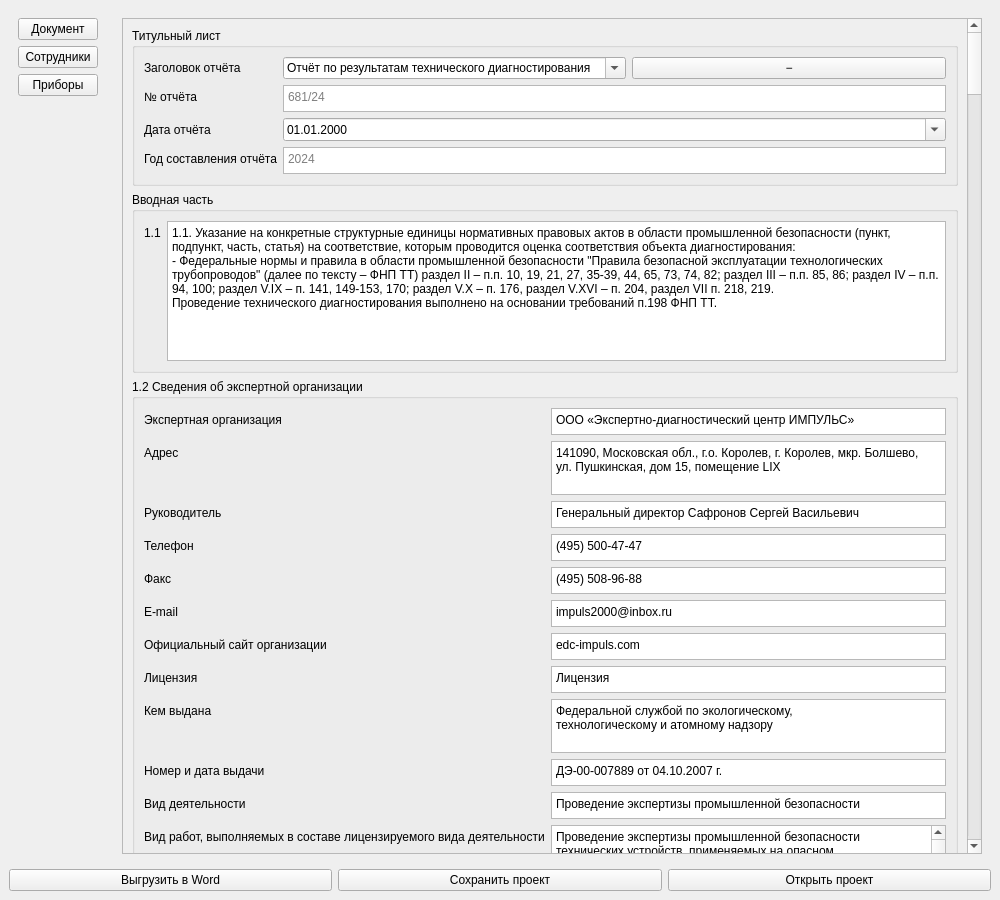
Old version of the form src/ui/designer/pipeline_window.ui in the repository bordaregos/Voskresensk_ballons.
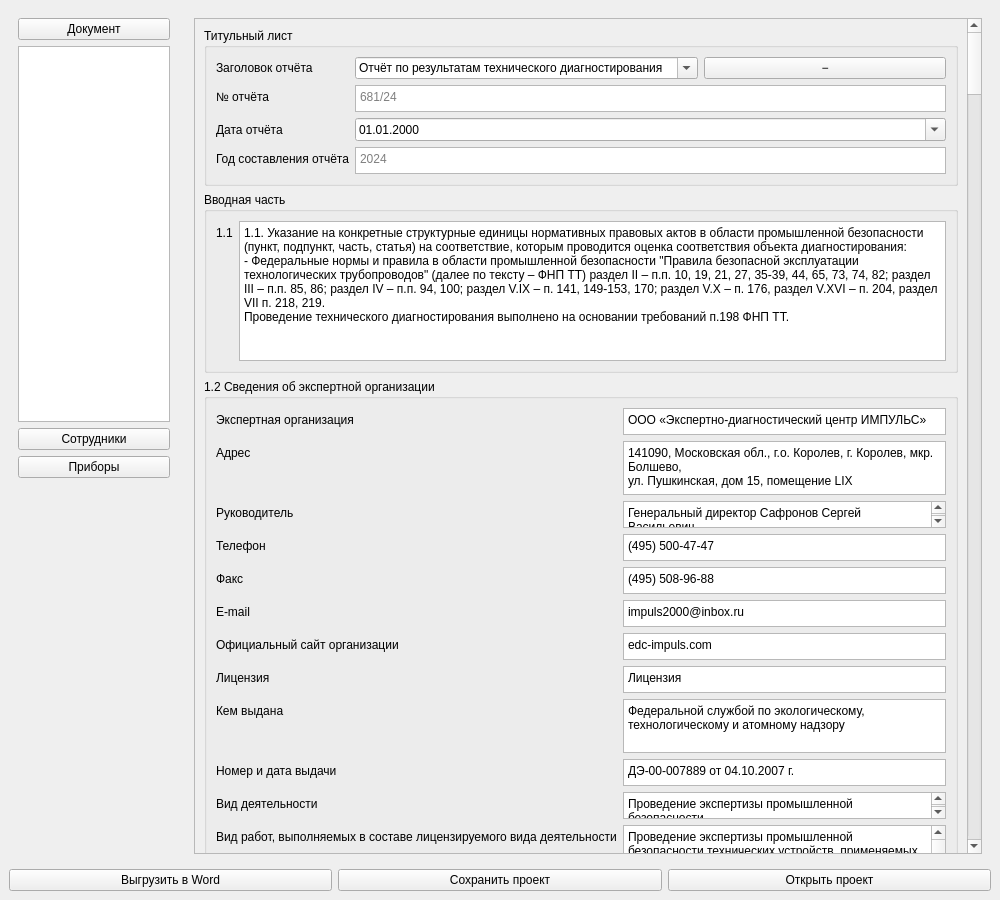
New version of the form.

Commit message:
feat: Фаза 3.1 — добавлен tocList (QListWidget) в сайдбар-заглушку.
Пустой список-заготовка под оглавление документа, между кнопками
"Документ" и "Сотрудники". Заполнение и клик-скролл -- следующим шагом.

```diff
--- a/src/ui/designer/pipeline_window.ui
+++ b/src/ui/designer/pipeline_window.ui
@@ -11,6 +11,7 @@
  <property name="maximumSize"><size><width>170</width><height>16777215</height></size></property>
  <layout class="QVBoxLayout" name="sidebarStubLayout">
   <item><widget class="QPushButton" name="sidebarBtn_document"><property name="text"><string>Документ</string></property></widget></item>
+  <item><widget class="QListWidget" name="tocList"></widget></item>
   <item><widget class="QPushButton" name="sidebarBtn_employees"><property name="text"><string>Сотрудники</string></property></widget></item>
   <item><widget class="QPushButton" name="sidebarBtn_instruments"><property name="text"><string>Приборы</string></property></widget></item>
   <item><spacer name="sidebarStubSpacer">
```
